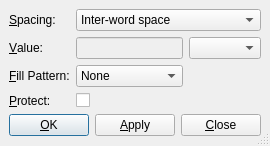
Qt form src/frontends/qt4/ui/HSpaceUi.ui (cburschka/lyx) before a commit.
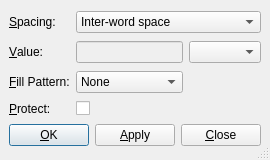
The same form after that commit. Custom widgets are drawn as their Qt base class.

The edit to the form file:
```diff
--- a/src/frontends/qt4/ui/HSpaceUi.ui
+++ b/src/frontends/qt4/ui/HSpaceUi.ui
@@ -6,7 +6,7 @@
     <x>0</x>
     <y>0</y>
     <width>259</width>
-    <height>146</height>
+    <height>160</height>
    </rect>
   </property>
   <property name="windowTitle" >
```
Left out of the diff: 20 changed lines with no effect on the pictures.
